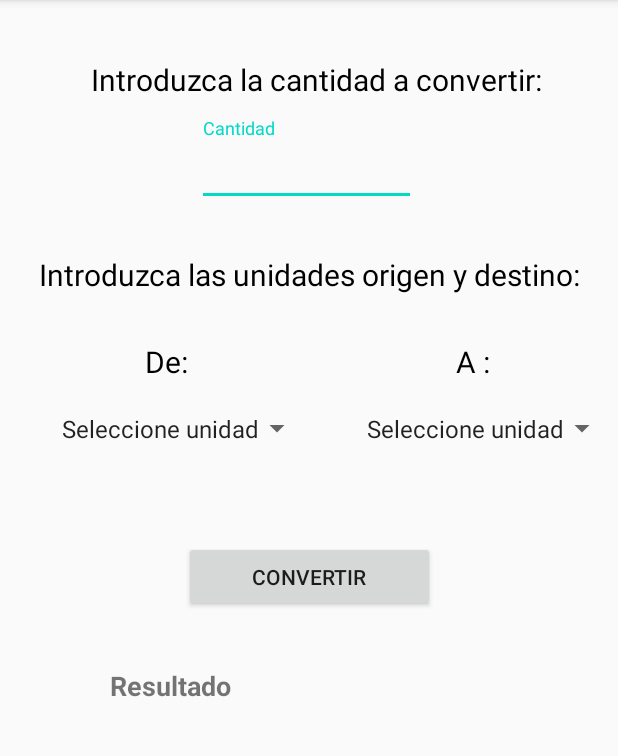
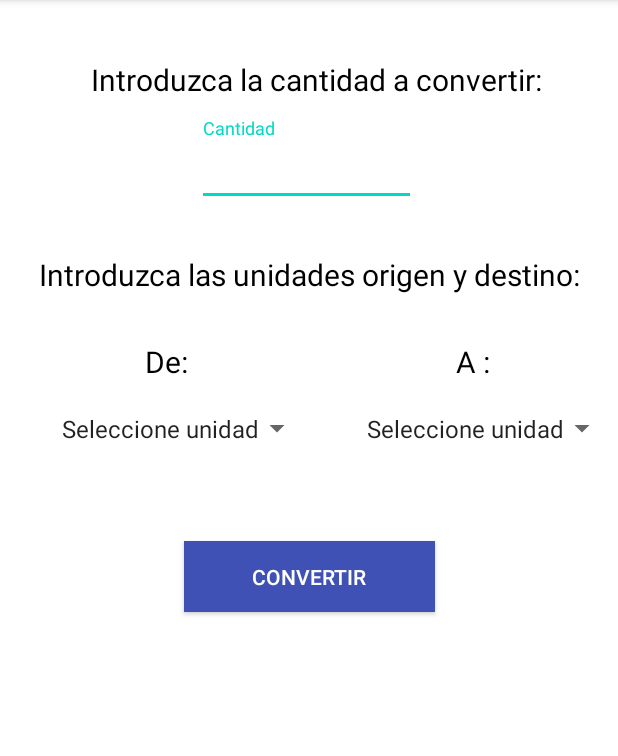
Before and after one commit to aarenzanac/Conversor_de_Bytes, an Android app: the screen it shows after launch (MainActivity), on a phone screen of 412 x 824 dp, the part 84-840 px from its top. Run offline under Robolectric (Android 15) with nearby library versions, the light colour scheme and no system bars.

```diff
--- a/app/src/main/res/layout/activity_main.xml
+++ b/app/src/main/res/layout/activity_main.xml
@@ -4,6 +4,7 @@
     xmlns:tools="http://schemas.android.com/tools"
     android:layout_width="match_parent"
     android:layout_height="match_parent"
+    android:background="@color/design_default_color_background"
     tools:context=".MainActivity">
 
     <TextView
@@ -15,7 +16,7 @@
         android:paddingEnd="10dp"
         android:paddingRight="10dp"
         android:text="@string/introduzca_la_cantidad_a_convertir"
-        android:textColor="@android:color/background_dark"
+        android:textColor="@android:color/black"
         android:textSize="20sp"
         app:layout_constraintBottom_toBottomOf="parent"
         app:layout_constraintLeft_toLeftOf="parent"
@@ -39,7 +40,7 @@
             android:layout_width="146dp"
             android:layout_height="48dp"
             android:hint="@string/cantidad"
-            android:inputType="numberDecimal" />
+            android:inputType="numberDecimal"/>
     </com.google.android.material.textfield.TextInputLayout>
 
     <TextView
@@ -106,7 +107,8 @@
         app:layout_constraintStart_toEndOf="parent"
         app:layout_constraintStart_toStartOf="parent"
         app:layout_constraintTop_toBottomOf="@+id/textViewUnidadesOrigen"
-        app:layout_constraintVertical_bias="0.0" />
+        app:layout_constraintVertical_bias="0.0"
+        />
 
     <Spinner
         android:id="@+id/spinnerUnidadesDestino"
@@ -127,7 +129,9 @@
         android:id="@+id/convertir"
         android:layout_width="167dp"
         android:layout_height="47dp"
+        android:background="#3F51B5"
         android:text="@string/convertir"
+        android:textColor="#FFFFFF"
         app:layout_constraintBottom_toBottomOf="parent"
         app:layout_constraintEnd_toEndOf="parent"
         app:layout_constraintHorizontal_bias="0.5"
@@ -138,7 +142,7 @@
         android:id="@+id/textViewResultado"
         android:layout_width="265dp"
         android:layout_height="45dp"
-        android:text="@string/resultado"
+        android:textColor="#000000"
         android:textSize="18sp"
         android:textStyle="bold"
         app:layout_constraintBottom_toBottomOf="parent"
```
Also changed, not shown: app/src/main/res/drawable/fondo.jpg (added), app/src/main/res/drawable/icono_cantidad.png (added), app/src/main/res/drawable/linkia.png (added).
